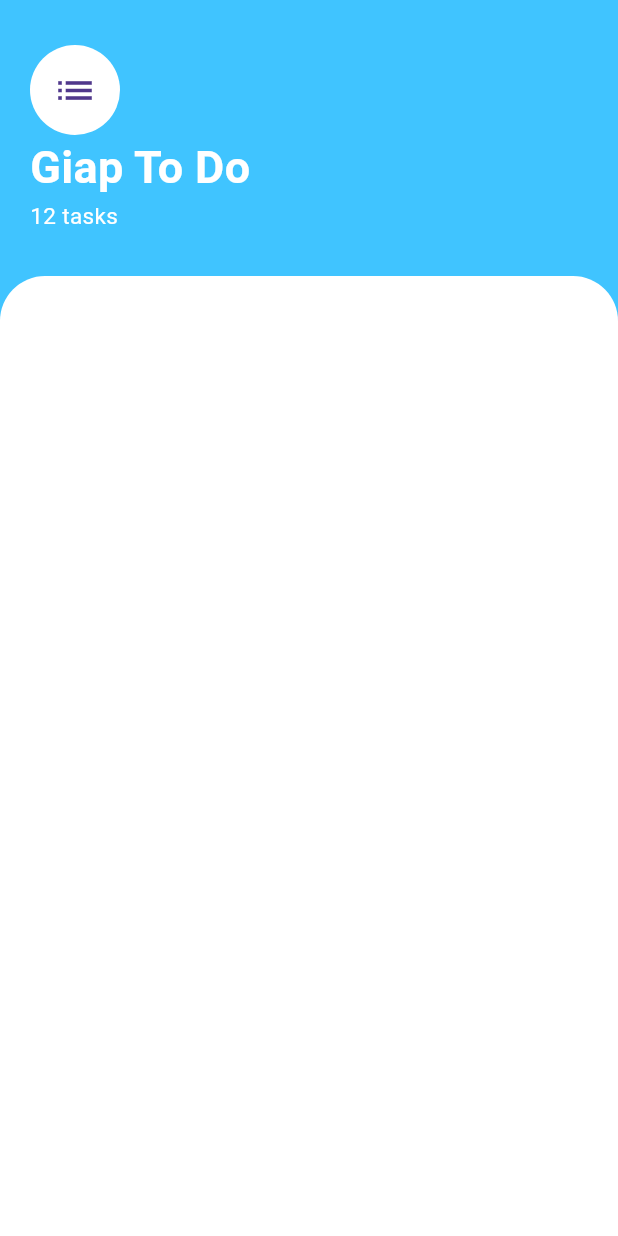
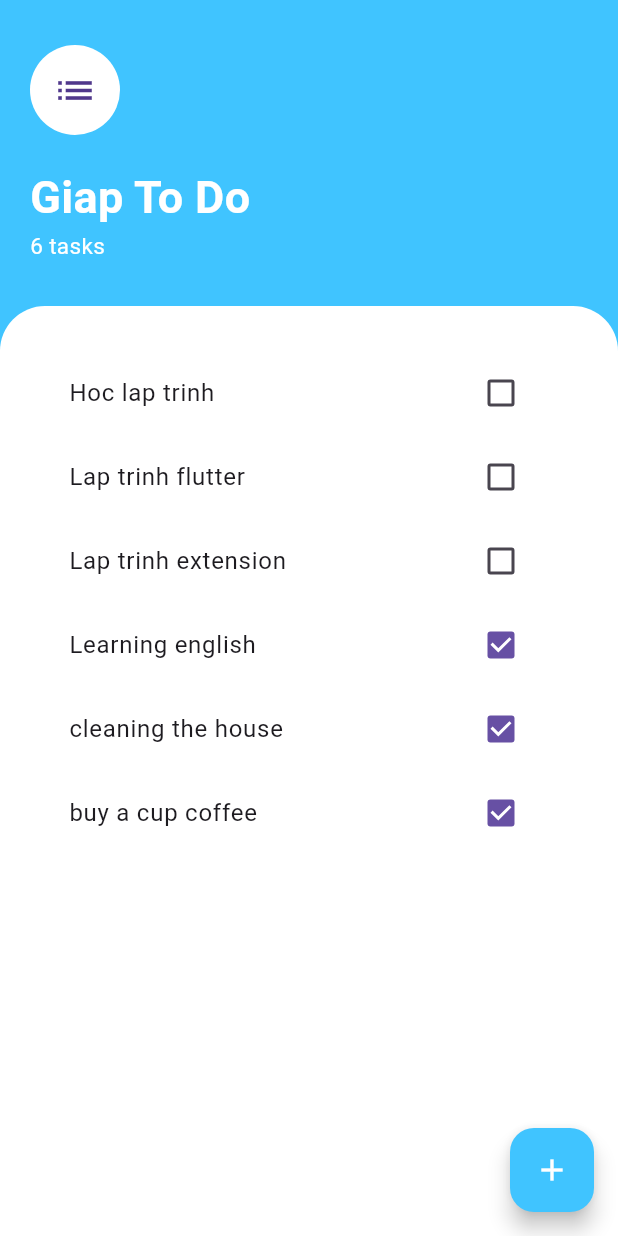
Before and after one commit to DG1923/To-Do-List, a Flutter app: the screen it shows after launch, on a phone screen of 412 x 824 dp. Run offline on Flutter 3.47's test engine with Material 3 defaults, Android fonts, the phone set to English and light mode, and no system bars.

Commit message:
done ui task screen

```diff
--- a/lib/main.dart
+++ b/lib/main.dart
@@ -9,6 +9,8 @@ class MainApp extends StatelessWidget {
 
   @override
   Widget build(BuildContext context) {
-    return TasksScreen();
+    return MaterialApp(
+      home: TasksScreen(),
+    );
   }
 }
--- a/lib/tasks_screen.dart
+++ b/lib/tasks_screen.dart
@@ -1,6 +1,7 @@
 import 'package:flutter/cupertino.dart';
 import 'package:flutter/material.dart';
-
+import 'todo_screen.dart';
+import 'addTaskScreen.dart';
 class TasksScreen extends StatefulWidget {
   const TasksScreen({super.key});
 
@@ -13,10 +14,26 @@ class _TasksScreenState extends State<TasksScreen> {
   Widget build(BuildContext context) {
     return MaterialApp(
       home: Scaffold(
+        floatingActionButton: FloatingActionButton(
+          onPressed: () {
+            showModalBottomSheet<void>(
+                context: context,
+                isScrollControlled: true,
+                builder: (BuildContext context) {
+                  return Addtaskscreen();
+                });
+          },
+          backgroundColor: Colors.lightBlueAccent,
+          child: Icon(
+            Icons.add,
+            color: Colors.white,
+          ),
+        ),
         backgroundColor: Colors.lightBlueAccent,
         body: SafeArea(
           child: Column(
             crossAxisAlignment: CrossAxisAlignment.start,
+            mainAxisAlignment: MainAxisAlignment.spaceBetween,
             children: [
               Container(
                 padding:
@@ -33,6 +50,9 @@ class _TasksScreenState extends State<TasksScreen> {
                       backgroundColor: Colors.white,
                       radius: 30,
                     ),
+                    SizedBox(
+                      height: 20,
+                    ),
                     Text(
                       "Giap To Do",
                       style: TextStyle(
@@ -41,7 +61,7 @@ class _TasksScreenState extends State<TasksScreen> {
                           color: Colors.white),
                     ),
                     Text(
-                      "12 tasks",
+                      "${tasks.length} tasks",
                       style: TextStyle(
                         fontSize: 15,
                         color: Colors.white,
@@ -53,17 +73,7 @@ class _TasksScreenState extends State<TasksScreen> {
               SizedBox(
                 height: 30,
               ),
-              Expanded(
-                child: Container(
-                decoration: BoxDecoration(
-                  borderRadius: BorderRadius.only(
-                    topRight: Radius.circular(30),
-                    topLeft: Radius.circular(30),
-                  ),
-                  color: Colors.white,
-                ),
-              ),
-              ),
+              Todo(),
             ],
           ),
         ),
--- /dev/null
+++ b/lib/todo_screen.dart
@@ -0,0 +1,74 @@
+import 'package:flutter/material.dart';
+
+List<Map<String, bool>> tasks = [
+  {"Hoc lap trinh ": false},
+  {"Lap trinh flutter ": false},
+  {"Lap trinh extension ": false},
+  {"Learning english ": true},
+  {"cleaning the house": true},
+  {"buy a cup coffee": true},
+];
+
+class Todo extends StatefulWidget {
+  const Todo({super.key});
+
+  @override
+  State<Todo> createState() => _TodoState();
+}
+
+class _TodoState extends State<Todo> {
+  @override
+  Widget build(BuildContext context) {
+    return Expanded(
+      child: Container(
+        decoration: BoxDecoration(
+          borderRadius: BorderRadius.only(
+            topRight: Radius.circular(30),
+            topLeft: Radius.circular(30),
+          ),
+          color: Colors.white,
+        ),
+        child: Container(
+            padding: EdgeInsets.all(30),
+            child: ListView.builder(
+              itemCount: tasks.length,
+              itemBuilder: (BuildContext context, int index) {
+                String task = tasks[index].keys.first;
+                bool value = tasks[index].values.first;
+                return ListTile(
+                  onTap: (){
+                    setState(() {
+                      if(value == true){
+                        tasks[index][task] = false;
+                      } else{
+                        tasks[index][task] = true;
+                      }
+                    });
+                  },
+                  onLongPress: (){
+                    setState(() {
+                      if(value == true){
+                        tasks[index][task] = false;
+                      } else{
+                        tasks[index][task] = true;
+                      }
+                    });
+                  },
+                  title: Text(task),
+                  trailing: Checkbox(
+                    value: tasks[index].values.first,
+                    onChanged: (value){
+                      setState(() {
+                        tasks[index][task] = value!;
+                      });
+                    },
+                    ),
+                  );
+
+              },
+            )),
+      ),
+    );
+
+  }
+}
```
Also changed, not shown: lib/addTaskScreen.dart (added, +71 -0 lines).
